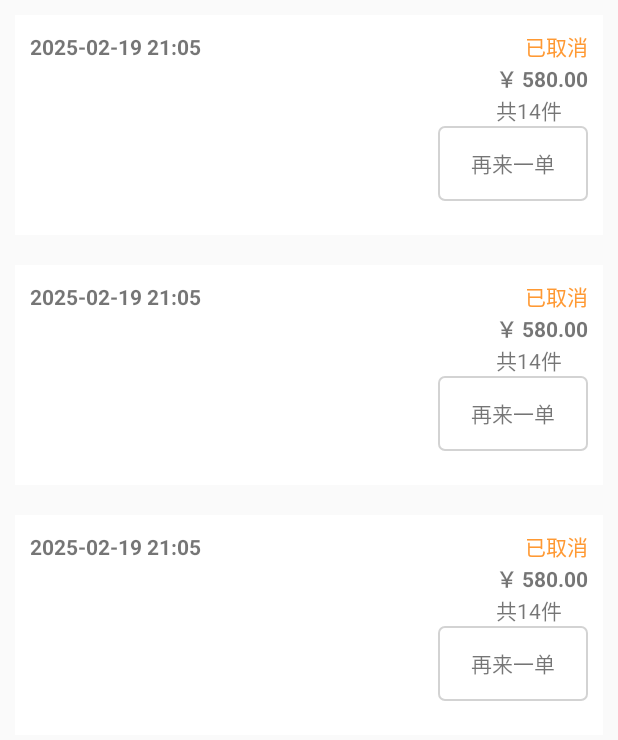
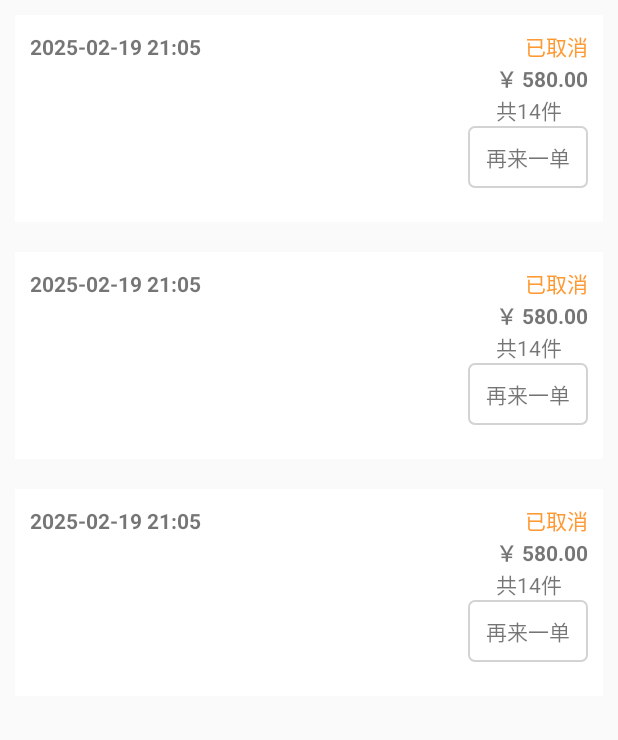
Before and after one commit to haixingyun/CangQiongWaiMai, an Android app: the layout fragment_list.xml on its own in the app's theme, with its tools: preview values and no code run, on a phone screen of 412 x 824 dp. Shown: the top 740 px of the screen. Run offline under Robolectric (Android 15) with nearby library versions, the phone set to English and light mode, and no system bars; network calls fail.

Commit message:
修改了按钮的大小

```diff
--- a/app/src/main/java/com/sunnyweather/changqiongwaimai/ui/activity/tiJiaoDingDanActivity.kt
+++ b/app/src/main/java/com/sunnyweather/changqiongwaimai/ui/activity/tiJiaoDingDanActivity.kt
@@ -27,7 +27,6 @@ class tiJiaoDingDanActivity : AppCompatActivity(){
     private lateinit var binding: ActivityTiJiaoDingDanBinding
     private val cartViewModel: CartViewModel by viewModels()
     private val addressViewModel: AddressViewModel by viewModels()
-    private val orderViewModel: OrderViewModel by viewModels()
     private lateinit var OrderDetailRecycler: RecyclerView
     private lateinit var orderEntity: OrderEntity
 
@@ -70,7 +69,7 @@ class tiJiaoDingDanActivity : AppCompatActivity(){
 
             binding.JieSuan.orderTotalPrice.text = "￥$formattedPrice"  //商品详细总价
             binding.JieSuan.DaBaoFei.text = "￥$DaBaoFei"  //打包费
-            binding.JieSuan.PeiSongFei.text = "$PeiSongFei"  //配送费
+            binding.JieSuan.PeiSongFei.text = "￥$PeiSongFei"  //配送费
             binding.floatingCart.cartBadge.text = cartData?.sumOf { it.number }.toString()  //总数量
             binding.floatingCart.cartTotalPrice.text = "￥${totalAmount}"  //购物车总价
 
--- a/app/src/main/res/layout/item_order.xml
+++ b/app/src/main/res/layout/item_order.xml
@@ -82,8 +82,8 @@
 
         <TextView
             android:id="@+id/zaiLaiYiDan"
-            android:layout_width="100dp"
-            android:layout_height="50dp"
+            android:layout_width="80dp"
+            android:layout_height="wrap_content"
             android:gravity="center"
             android:background="@drawable/button_border"
             android:padding="10dp"
@@ -91,9 +91,9 @@
 
         <TextView
             android:id="@+id/ChuiDan"
-            android:layout_width="100dp"
+            android:layout_width="80dp"
             android:visibility="gone"
-            android:layout_height="50dp"
+            android:layout_height="wrap_content"
             android:text="催单"
             android:padding="10dp"
             android:gravity="center"
```
